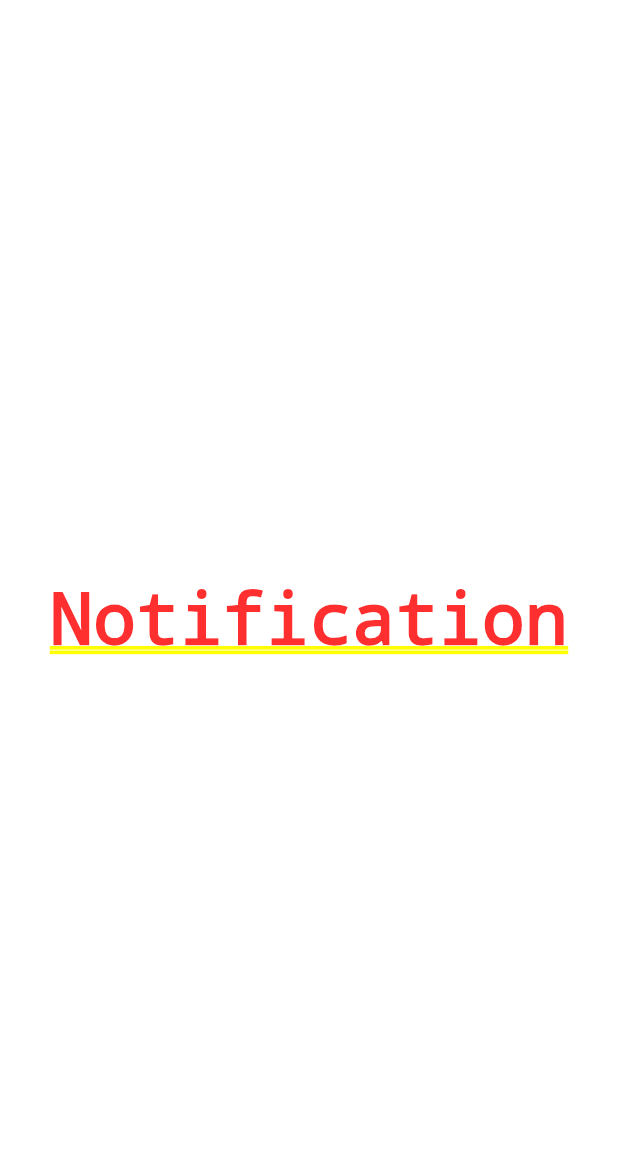
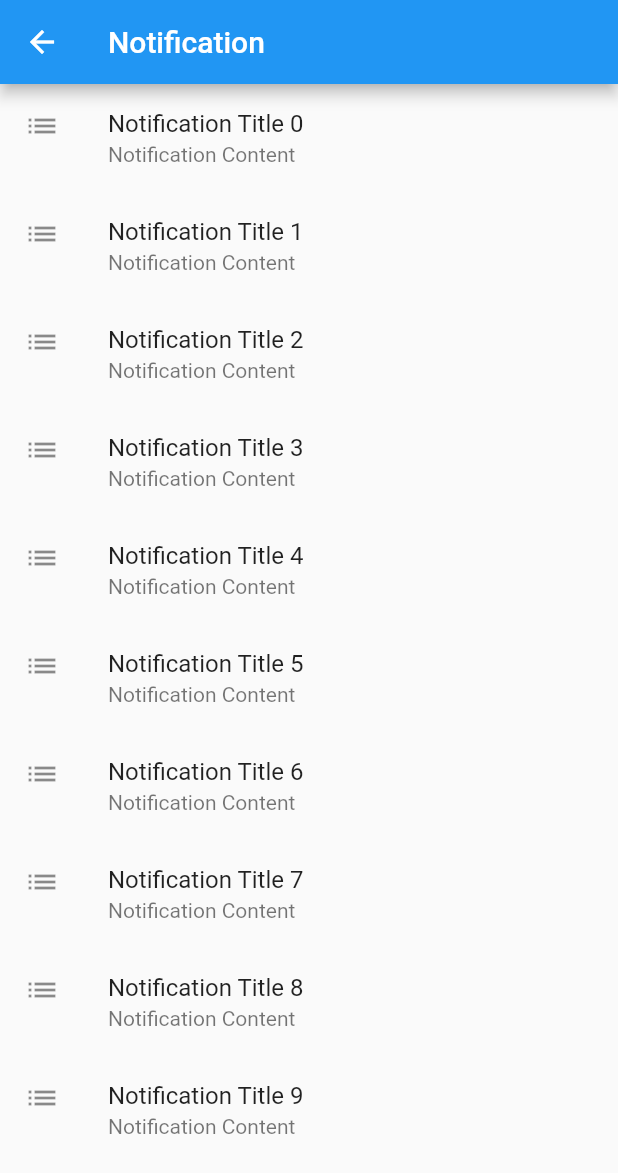
Before and after one commit to PG19CS06/Student-Portal-Android-App, a Flutter app: the screen it shows after launch, after a tap on "Notifications", on a phone screen of 412 x 824 dp. Shown: the top 1173 px of the screen. Run offline on Flutter 3.47's test engine with Material 2 defaults, Android fonts, the phone set to English and light mode, and no system bars.

```diff
--- a/lib/pages/notification/notification.dart
+++ b/lib/pages/notification/notification.dart
@@ -5,10 +5,17 @@ class NotificationPage extends StatelessWidget {
 
   @override
   Widget build(BuildContext context) {
-    return Container(
-      child: Center(
-        child: Text("Notification"),
-      ),
+    return Scaffold(
+      appBar: AppBar(title: const Text("Notification")),
+      body: ListView.builder(
+          itemCount: 10,
+          itemBuilder: (BuildContext context, int index) {
+            return ListTile(
+                leading: const Icon(Icons.list),
+                title: Text("Notification Title $index"),
+              subtitle: Text("Notification Content"),
+            );
+          }),
     );
   }
 }
```
